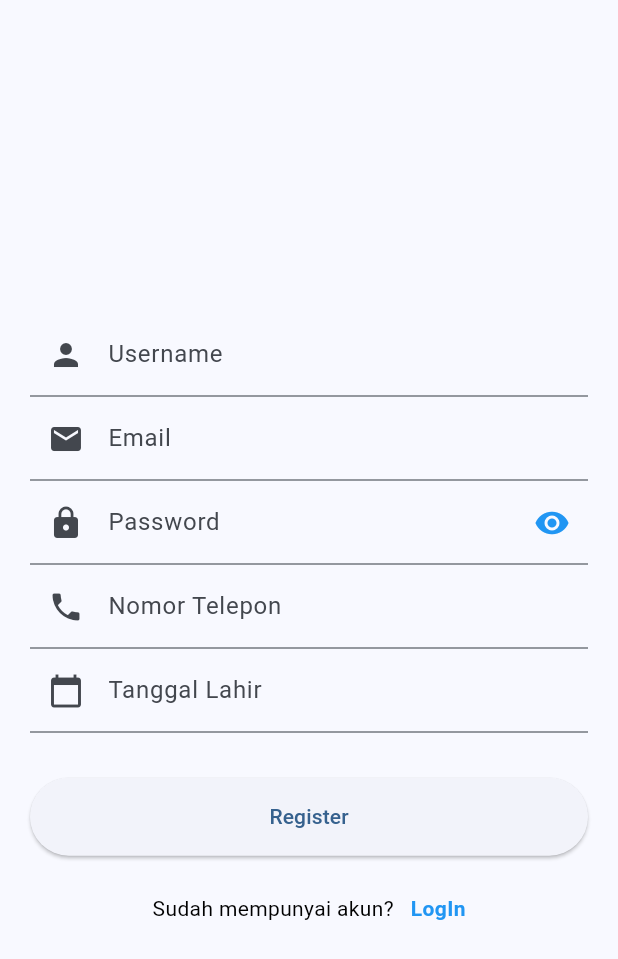
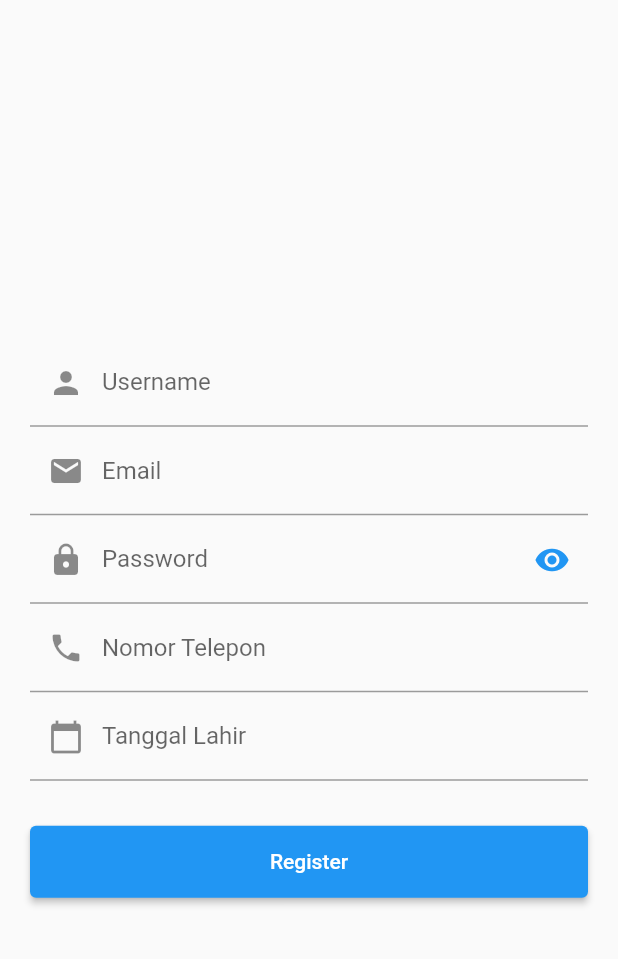
Before and after one commit to WoodPecker21/PBP_Pariwisata, a Flutter app: the screen it shows after launch, after a tap on "Register", on a phone screen of 412 x 824 dp. Shown: the top 959 px of the screen. Run offline on Flutter 3.47's test engine with Material 2 defaults, Android fonts, the phone set to English and light mode, and no system bars; our stand-ins replace flutter_bloc, shared_preferences, sqflite; accounts and stored records are empty.

Commit message:
Fix dark mode, snackbar, login register berhasil

```diff
--- a/lib/View/login.dart
+++ b/lib/View/login.dart
@@ -1,12 +1,13 @@
 import 'package:flutter/material.dart';
 import 'package:flutter_bloc/flutter_bloc.dart';
 import 'package:ugd1/View/home.dart';
-import 'package:ugd1/View/profile.dart';
+//import 'package:ugd1/View/profile.dart';
 import 'package:ugd1/bloc/form_submission_state.dart';
 import 'package:ugd1/bloc/login_bloc.dart';
 import 'package:ugd1/bloc/login_event.dart';
 import 'package:ugd1/bloc/login_state.dart';
 import 'package:ugd1/View/register.dart';
+import 'package:ugd1/config/theme.dart';
 
 class Loginview extends StatefulWidget {
   const Loginview({super.key});
@@ -24,7 +25,8 @@ class _LoginviewState extends State<Loginview> {
   Widget build(BuildContext context) {
     return BlocProvider<LoginBloc>(
         create: (context) => LoginBloc(),
-      child: BlocListener<LoginBloc, LoginState>(
+        child: Scaffold(
+          body: BlocListener<LoginBloc, LoginState>(
             listener: (context, state) {
               if (state.formSubmissionState is SubmissionSuccess) {
                 ScaffoldMessenger.of(context).showSnackBar(
@@ -32,6 +34,7 @@ class _LoginviewState extends State<Loginview> {
                     content: Text('Login Success'),
                   ),
                 );
+
                 Navigator.of(context).pushReplacement(
                   MaterialPageRoute(
                     builder: (context) => HomeView(),
@@ -41,15 +44,19 @@ class _LoginviewState extends State<Loginview> {
               if (state.formSubmissionState is SubmissionFailed) {
                 ScaffoldMessenger.of(context).showSnackBar(
                   SnackBar(
-                content: Text((state.formSubmissionState as SubmissionFailed)
+                    content: Text(
+                        (state.formSubmissionState as SubmissionFailed)
                             .exception
                             .toString()),
                   ),
                 );
               }
             },
-        child: BlocBuilder<LoginBloc, LoginState>(builder: (context, state) {
-          return SafeArea(
+            child:
+                BlocBuilder<LoginBloc, LoginState>(builder: (context, state) {
+              return MaterialApp(
+                  theme: isDarkMode ? ThemeData.dark() : ThemeData.light(),
+                  home: SafeArea(
                     child: Scaffold(
                       body: Form(
                         key: formKey,
@@ -65,8 +72,9 @@ class _LoginviewState extends State<Loginview> {
                                   prefixIcon: Icon(Icons.person),
                                   labelText: 'Username',
                                 ),
-                        validator: (value) =>
-                            value == '' ? 'Please enter your username' : null,
+                                validator: (value) => value == ''
+                                    ? 'Please enter your username'
+                                    : null,
                               ),
                               TextFormField(
                                 controller: passwordController,
@@ -90,8 +98,9 @@ class _LoginviewState extends State<Loginview> {
                                   ),
                                 ),
                                 obscureText: state.isPasswordVisible,
-                        validator: (value) =>
-                            value == '' ? 'Please enter your password' : null,
+                                validator: (value) => value == ''
+                                    ? 'Please enter your password'
+                                    : null,
                               ),
                               const SizedBox(height: 30),
                               SizedBox(
@@ -112,7 +121,8 @@ class _LoginviewState extends State<Loginview> {
                                       vertical: 16.0,
                                       horizontal: 16.0,
                                     ),
-                            child: state.formSubmissionState is FormSubmitting
+                                    child: state.formSubmissionState
+                                            is FormSubmitting
                                         ? const CircularProgressIndicator(
                                             color: Colors.white,
                                           )
@@ -134,7 +144,8 @@ class _LoginviewState extends State<Loginview> {
                                     onTap: () {
                                       Navigator.of(context).push(
                                         MaterialPageRoute(
-                                  builder: (context) => const RegisterPage(),
+                                          builder: (context) =>
+                                              const RegisterPage(),
                                         ),
                                       );
                                     },
@@ -152,10 +163,20 @@ class _LoginviewState extends State<Loginview> {
                           ),
                         ),
                       ),
+                      floatingActionButton: FloatingActionButton(
+                        onPressed: () {
+                          setState(() {
+                            isDarkMode = !isDarkMode;
+                            isTextWhite = !isTextWhite;
+                          });
+                        },
+                        child: Icon(
+                            isDarkMode ? Icons.light_mode : Icons.dark_mode),
                       ),
-          );
+                    ),
+                  ));
             }),
           ),
-    );
+        ));
   }
 }
--- a/lib/View/register.dart
+++ b/lib/View/register.dart
@@ -9,6 +9,7 @@ import 'package:ugd1/repository/register_repository.dart';
 import 'package:ugd1/bloc/register_event.dart';
 import 'package:ugd1/View/login.dart';
 import 'package:shared_preferences/shared_preferences.dart';
+import 'package:ugd1/config/theme.dart';
 
 class RegisterPage extends StatefulWidget {
   const RegisterPage({Key? key}) : super(key: key);
@@ -25,13 +26,17 @@ class _RegisterPageState extends State<RegisterPage> {
   final TextEditingController birthdateController = TextEditingController();
   DateTime selectedDate = DateTime.now();
 
-  Future<bool> checkEmailUniqueness(String email) async {
+  bool checkEmailUniqueness(String email) {
+    print('Checking email uniqueness for: $email');
     for (int i = 0; i < RegisterRepository.userAccount.length; i++) {
+      print('Comparing with: ${RegisterRepository.userAccount[i].email}');
       if (RegisterRepository.userAccount[i].email == email) {
-        return false; //email sudah digunakan
+        //print('Email already exists!');
+        return false; // email sudah digunakan
       }
     }
-    return true; //email unik
+    //print('Email is unique!');
+    return true; // email unik
   }
 
   final formKey = GlobalKey<FormState>();
@@ -48,9 +53,11 @@ class _RegisterPageState extends State<RegisterPage> {
   Widget build(BuildContext context) {
     return BlocProvider<RegisterBloc>(
         create: (context) => RegisterBloc(),
-      child: BlocListener<RegisterBloc, RegisterState>(
+        child: Scaffold(
+          body: BlocListener<RegisterBloc, RegisterState>(
             listener: (context, state) {
               if (state.formSubmissionState is SubmissionSuccess) {
+                print('---sudah sukses---');
                 ScaffoldMessenger.of(context).showSnackBar(
                   const SnackBar(
                     content: Text('Register Success'),
@@ -64,6 +71,7 @@ class _RegisterPageState extends State<RegisterPage> {
                 );
                 saveUserToSharedPreferences(
                     user); // This is where you save the user's data.
+
                 Navigator.of(context).pushReplacement(
                   MaterialPageRoute(
                     builder: (context) => Loginview(),
@@ -71,6 +79,7 @@ class _RegisterPageState extends State<RegisterPage> {
                 );
               }
               if (state.formSubmissionState is SubmissionFailed) {
+                print('---sudah gagal---');
                 ScaffoldMessenger.of(context).showSnackBar(
                   SnackBar(
                     content: Text(
@@ -82,9 +91,11 @@ class _RegisterPageState extends State<RegisterPage> {
                 );
               }
             },
-        child:
-            BlocBuilder<RegisterBloc, RegisterState>(builder: (context, state) {
-          return SafeArea(
+            child: BlocBuilder<RegisterBloc, RegisterState>(
+                builder: (context, state) {
+              return MaterialApp(
+                  theme: isDarkMode ? ThemeData.dark() : ThemeData.light(),
+                  home: SafeArea(
                     child: Scaffold(
                       body: Form(
                         key: formKey,
@@ -102,8 +113,9 @@ class _RegisterPageState extends State<RegisterPage> {
                                   prefixIcon: Icon(Icons.person),
                                   labelText: 'Username',
                                 ),
-                        validator: (value) =>
-                            value == '' ? 'Username harus terisi!!' : null,
+                                validator: (value) => value == ''
+                                    ? 'Username harus terisi!!'
+                                    : null,
                               ),
                               TextFormField(
                                 controller: emailController,
@@ -116,6 +128,8 @@ class _RegisterPageState extends State<RegisterPage> {
                                     return 'Email harus terisi!!';
                                   } else if (!value.contains('@')) {
                                     return 'Email harus menggunakan @';
+                                  } else if (!checkEmailUniqueness(value)) {
+                                    return 'Email harus unik!';
                                   }
                                   return null;
                                 },
@@ -142,8 +156,9 @@ class _RegisterPageState extends State<RegisterPage> {
                                   ),
                                 ),
                                 obscureText: state.isPasswordVisible,
-                        validator: (value) =>
-                            value == '' ? 'Password harus terisi!!' : null,
+                                validator: (value) => value == ''
+                                    ? 'Password harus terisi!!'
+                                    : null,
                               ),
                               TextFormField(
                                 controller: phoneNumberController,
@@ -197,36 +212,23 @@ class _RegisterPageState extends State<RegisterPage> {
                                   ),
                                 ),
                               ),
-                      SizedBox(height: 30),
+                              const SizedBox(height: 30),
                               SizedBox(
                                 width: double.infinity,
                                 child: ElevatedButton(
-                          onPressed: () async {
+                                  onPressed: () {
                                     if (formKey.currentState!.validate()) {
-                              bool isEmailUnique = await checkEmailUniqueness(
-                                  emailController.text);
-                              if (isEmailUnique) {
                                       context.read<RegisterBloc>().add(
                                             RegisterButtonPressed(
                                               username: usernameController.text,
                                               email: emailController.text,
                                               password: passwordController.text,
-                                        phoneNumber: phoneNumberController.text,
+                                              phoneNumber:
+                                                  phoneNumberController.text,
                                               birthDate: selectedDate,
                                             ),
                                           );
-                              } else {
-                                ScaffoldMessenger.of(context).showSnackBar(
-                                  const SnackBar(
-                                    backgroundColor: Colors.red,
-                                    content: Center(
-                                      child: Text(
-                                        'Email is already in use. Please use a different email.',
-                                      ),
-                                    ),
-                                  ),
-                                );
-                              }
+                                      print('--- sudah validasi---');
                                     }
                                   },
                                   child: Padding(
@@ -234,49 +236,22 @@ class _RegisterPageState extends State<RegisterPage> {
                                       vertical: 16.0,
                                       horizontal: 16.0,
                                     ),
-                            child: state.formSubmissionState is FormSubmitting
+                                    child: state.formSubmissionState
+                                            is FormSubmitting
                                         ? const CircularProgressIndicator(
                                             color: Colors.white)
                                         : const Text('Register'),
                                   ),
                                 ),
                               ),
-                      const SizedBox(height: 25),
-                      Row(
-                        mainAxisAlignment: MainAxisAlignment.center,
-                        children: [
-                          const Text(
-                            'Sudah mempunyai akun?   ',
-                            style: TextStyle(
-                              color: Colors.black,
-                            ),
-                          ),
-                          GestureDetector(
-                            onTap: () {
-                              Navigator.of(context).push(
-                                MaterialPageRoute(
-                                  builder: (context) => const Loginview(),
-                                ),
-                              );
-                            },
-                            child: const Text(
-                              'LogIn',
-                              style: TextStyle(
-                                color: Colors.blue,
-                                fontWeight: FontWeight.bold,
-                              ),
-                            ),
-                          ),
-                        ],
-                      )
                             ],
                           ),
                         ),
                       ),
                     ),
-          );
+                  ));
             }),
           ),
-    );
+        ));
   }
 }
--- a/lib/bloc/register_bloc.dart
+++ b/lib/bloc/register_bloc.dart
@@ -1,6 +1,5 @@
 import 'package:flutter_bloc/flutter_bloc.dart';
 import 'register_event.dart';
-// import 'package:ugd_bloc/repository/register_repository.dart'; //nanti ganti register_repository
 import 'package:ugd1/repository/register_repository.dart';
 import 'package:ugd1/bloc/register_state.dart';
 import 'package:ugd1/bloc/form_submission_state.dart';
--- a/lib/repository/register_repository.dart
+++ b/lib/repository/register_repository.dart
@@ -12,7 +12,7 @@ class RegisterRepository {
   Future<List<User>> register(String username, String email, String password,
       String phoneNumber, DateTime birthDate) async {
     User userRegist = User();
-    await Future.delayed(const Duration(seconds: 3), () {
+    await Future.delayed(const Duration(seconds: 2), () {
       if (username.isNotEmpty &&
               email.isNotEmpty &&
               password.isNotEmpty &&
```
Also changed, not shown: lib/View/profile.dart (+10 -9 lines), lib/repository/login_repository.dart (line endings or trailing spaces), 1 other file. Lines whose indentation alone changed are shown as unchanged.
